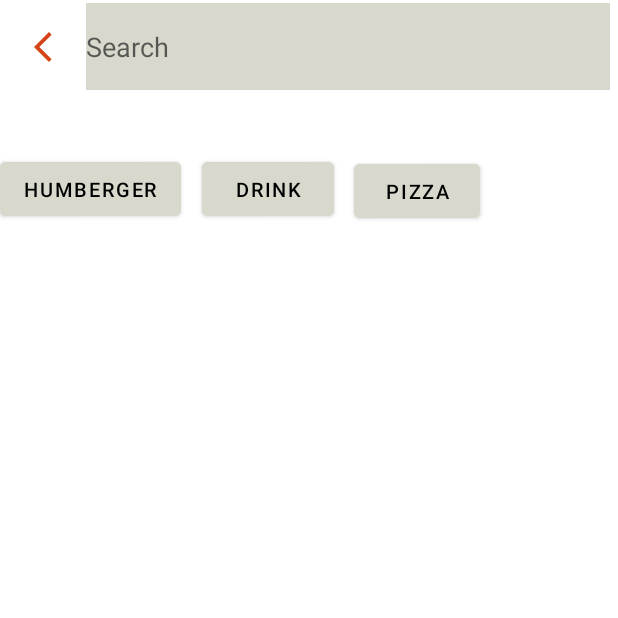
After one commit to nokiddig/AndroidJava_TastyFood, an Android app: the fragment SearchFragment shown on its own in the app's theme, on a phone screen of 412 x 824 dp, the top half of it. The commit adds this screen. Run offline under Robolectric (Android 15) with nearby library versions, the phone set to English and light mode, and no system bars.

Commit message:
apply apply fragment to viewfragment to view

```diff
--- /dev/null
+++ b/app/src/main/java/com/example/tastyfoods/mvvm/viewmodels/find/SearchFragment.java
@@ -0,0 +1,23 @@
+package com.example.tastyfoods.mvvm.viewmodels.find;
+
+import android.os.Bundle;
+
+import androidx.fragment.app.Fragment;
+
+import android.view.LayoutInflater;
+import android.view.View;
+import android.view.ViewGroup;
+
+import com.example.tastyfoods.R;
+
+
+public class SearchFragment extends Fragment {
+
+// trả về 1 view
+    @Override
+    public View onCreateView(LayoutInflater inflater, ViewGroup container,
+                             Bundle savedInstanceState) {
+        // Thổi phồng bố cục cho đoạn này
+        return inflater.inflate(R.layout.fragment_search, container, false);
+    }
+}
--- /dev/null
+++ b/app/src/main/res/drawable/baseline_arrow_back_ios_new_24.xml
@@ -0,0 +1,6 @@
+<vector android:height="24dp" android:tint="#D54417"
+    android:viewportHeight="24" android:viewportWidth="24"
+    android:width="24dp" xmlns:android="http://schemas.android.com/apk/res/android">
+    <path android:fillColor="@android:color/white" android:pathData="M17.77,3.77l-1.77,-1.77l-10,10l10,10l1.77,-1.77l-8.23,-8.23z"
+        />
+</vector>
--- /dev/null
+++ b/app/src/main/res/drawable/baseline_control_point_24.xml
@@ -0,0 +1,5 @@
+<vector android:height="24dp" android:tint="#EC5819"
+    android:viewportHeight="24" android:viewportWidth="24"
+    android:width="24dp" xmlns:android="http://schemas.android.com/apk/res/android">
+    <path android:fillColor="@android:color/white" android:pathData="M13,7h-2v4L7,11v2h4v4h2v-4h4v-2h-4L13,7zM12,2C6.49,2 2,6.49 2,12s4.49,10 10,10 10,-4.49 10,-10S17.51,2 12,2zM12,20c-4.41,0 -8,-3.59 -8,-8s3.59,-8 8,-8 8,3.59 8,8 -3.59,8 -8,8z"/>
+</vector>
--- a/app/src/main/res/layout/activity_main.xml
+++ b/app/src/main/res/layout/activity_main.xml
@@ -1,18 +1,29 @@
 <?xml version="1.0" encoding="utf-8"?>
-<androidx.constraintlayout.widget.ConstraintLayout xmlns:android="http://schemas.android.com/apk/res/android"
+<LinearLayout xmlns:android="http://schemas.android.com/apk/res/android"
     xmlns:app="http://schemas.android.com/apk/res-auto"
     xmlns:tools="http://schemas.android.com/tools"
     android:layout_width="match_parent"
     android:layout_height="match_parent"
-    tools:context=".MainActivity">
+    tools:context=".MainActivity"
+    android:orientation="vertical">
 
-    <TextView
+    <fragment
+        class="com.example.tastyfoods.mvvm.viewmodels.find.SearchFragment"
+        android:layout_width="match_parent"
+        android:layout_height="wrap_content"
+        android:id="@+id/search_fagment"/>
+
+    <fragment
+        class="com.example.tastyfoods.mvvm.viewmodels.find.ItemFragment"
         android:layout_width="wrap_content"
-        android:layout_height="wrap_content"
-        android:text="Hello World!"
-        app:layout_constraintBottom_toBottomOf="parent"
-        app:layout_constraintEnd_toEndOf="parent"
-        app:layout_constraintStart_toStartOf="parent"
-        app:layout_constraintTop_toTopOf="parent" />
+        android:layout_height="match_parent"/>
 
-</androidx.constraintlayout.widget.ConstraintLayout>
+
+
+
+
+
+
+
+
+</LinearLayout>
--- /dev/null
+++ b/app/src/main/res/layout/fragment_search.xml
@@ -0,0 +1,74 @@
+<?xml version="1.0" encoding="utf-8"?>
+<FrameLayout xmlns:android="http://schemas.android.com/apk/res/android"
+    xmlns:tools="http://schemas.android.com/tools"
+    android:layout_width="match_parent"
+    android:layout_height="match_parent"
+    tools:context=".mvvm.viewmodels.find.SearchFragment">
+
+    <!-- TODO: Update blank fragment layout -->
+    <RelativeLayout
+        android:layout_width="wrap_content"
+        android:layout_height="179dp">
+
+        <ImageButton
+            android:id="@+id/image_btn_exit"
+            android:layout_width="57dp"
+
+            android:layout_height="58dp"
+            android:layout_marginTop="2dp"
+            android:background="#ffffff"
+            android:src="@drawable/baseline_arrow_back_ios_new_24"></ImageButton>
+
+        <EditText
+
+            android:id="@+id/edt_search"
+            android:layout_width="349dp"
+            android:layout_height="58dp"
+            android:layout_marginTop="2dp"
+
+            android:layout_toRightOf="@+id/image_btn_exit"
+            android:background="#D8D8CD"
+            android:hint="Search" />
+
+        <Button
+
+            android:id="@+id/btn_humberger"
+            android:layout_width="wrap_content"
+            android:layout_height="wrap_content"
+            android:layout_below="@+id/image_btn_exit"
+            android:layout_marginTop="42dp"
+            android:backgroundTint="#D8D8CD"
+            android:text="humberger"
+            android:textColor="#000"
+            android:textSize="13dp" />
+
+        <Button
+            android:id="@+id/btn_drink"
+            android:layout_width="wrap_content"
+            android:layout_height="wrap_content"
+            android:layout_below="@+id/image_btn_exit"
+            android:layout_marginLeft="14dp"
+            android:layout_marginTop="42dp"
+            android:layout_toRightOf="@+id/btn_humberger"
+            android:backgroundTint="#D8D8CD"
+            android:text="drink"
+
+            android:textColor="#000"
+            android:textSize="13dp" />
+
+        <Button
+            android:id="@+id/btn_pizza"
+            android:layout_width="84dp"
+            android:layout_height="wrap_content"
+            android:layout_below="@+id/image_btn_exit"
+            android:layout_marginLeft="13dp"
+            android:layout_marginTop="43dp"
+            android:layout_toRightOf="@+id/btn_drink"
+
+            android:backgroundTint="#D8D8CD"
+            android:text="pizza"
+            android:textColor="#000"
+            android:textSize="13dp" />
+    </RelativeLayout>
+
+</FrameLayout>
```
Also changed, not shown: app/src/main/res/drawable/pizza.jpg (added).
